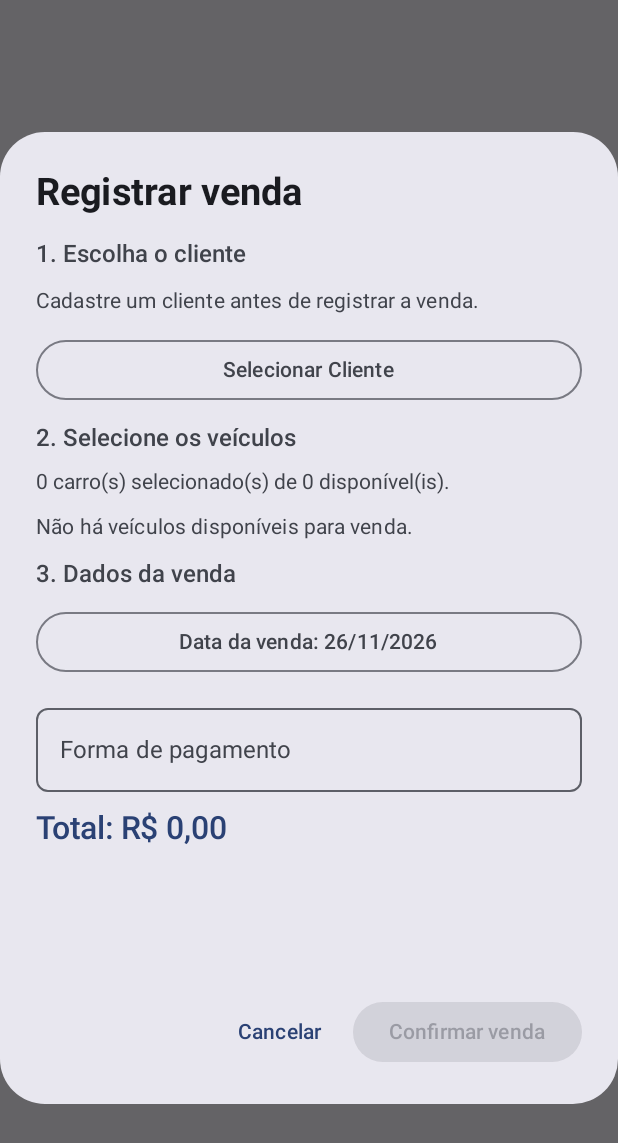
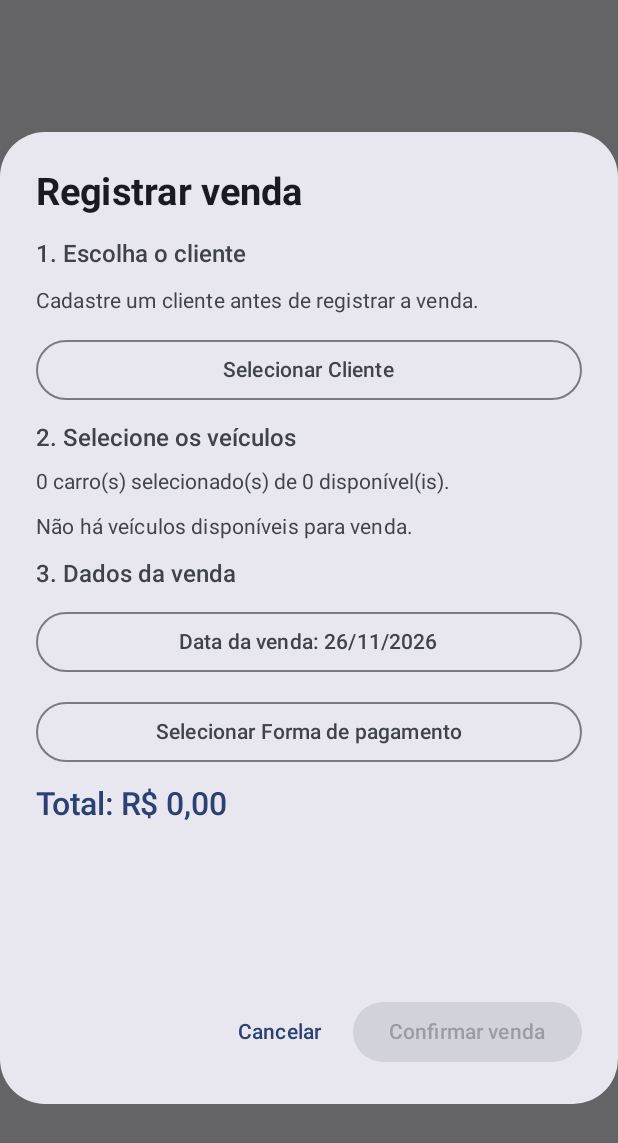
Before and after one commit to augusto896/concessionaria, an Android app built with Jetpack Compose: the composable SaleEditor shown on its own in the app's theme, on a phone screen of 412 x 824 dp. Shown: the top 1143 px of the screen. Run offline under Robolectric (Android 15) with nearby library versions, the phone set to English and light mode, and no system bars; network calls fail; pictures from the network do not load.

Commit message:
Forma de pagamento atualizada

```diff
--- a/app/src/main/java/com/example/concessionaria/MainActivity.kt
+++ b/app/src/main/java/com/example/concessionaria/MainActivity.kt
@@ -987,6 +987,12 @@ private fun SaleEditor(
         mutableStateOf(SimpleDateFormat("yyyy-MM-dd", Locale.US).format(java.util.Date()))
     }
     var paymentMethod by remember { mutableStateOf("") }
+    val paymentMethods = listOf(
+        Choice("debito", "Débito"),
+        Choice("credito", "Crédito"),
+        Choice("dinheiro vivo", "Dinheiro vivo"),
+        Choice("pix", "Pix")
+    )
     val context = LocalContext.current
     val selectedItems = selectedVehicles.filterValues { it > 0 }
     val total = availableVehicles
@@ -1115,12 +1121,11 @@ private fun SaleEditor(
                     }.getOrNull()
                     Text("Data da venda: ${formattedDate ?: saleDate}")
                 }
-                OutlinedTextField(
+                ChoiceField(
+                    label = "Forma de pagamento",
                     value = paymentMethod,
-                    onValueChange = { paymentMethod = it },
-                    label = { Text("Forma de pagamento") },
-                    singleLine = true,
-                    modifier = Modifier.fillMaxWidth()
+                    choices = paymentMethods,
+                    onSelect = { paymentMethod = it }
                 )
                 Text(
                     "Total: ${total.asCurrency()}",
```
